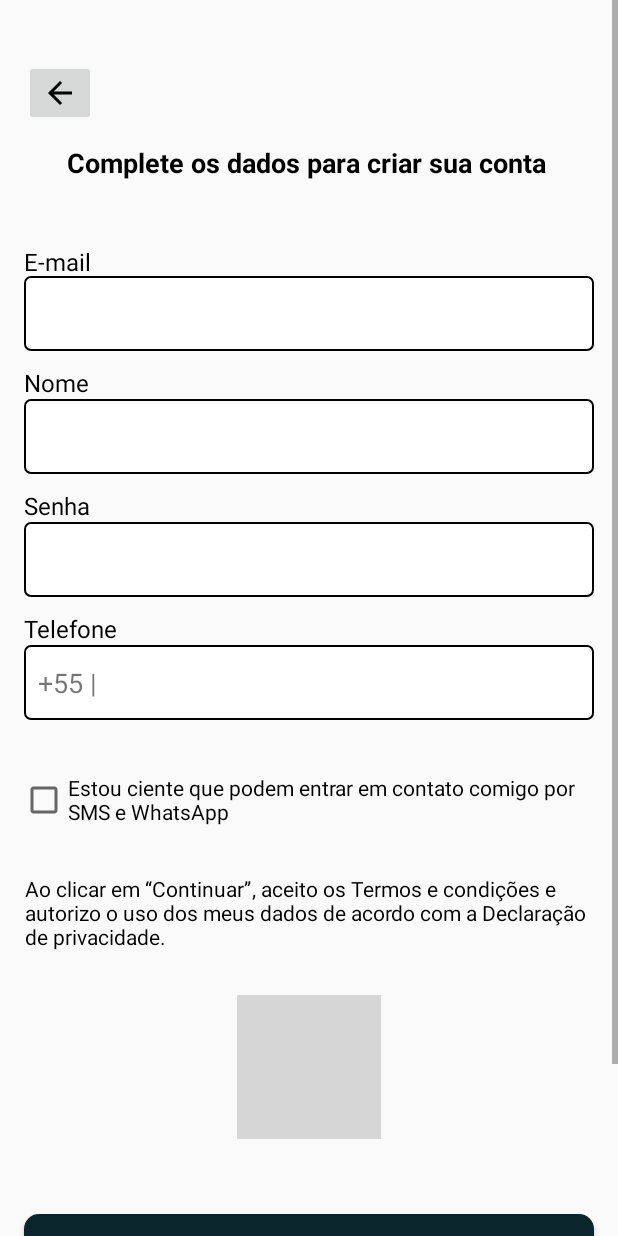
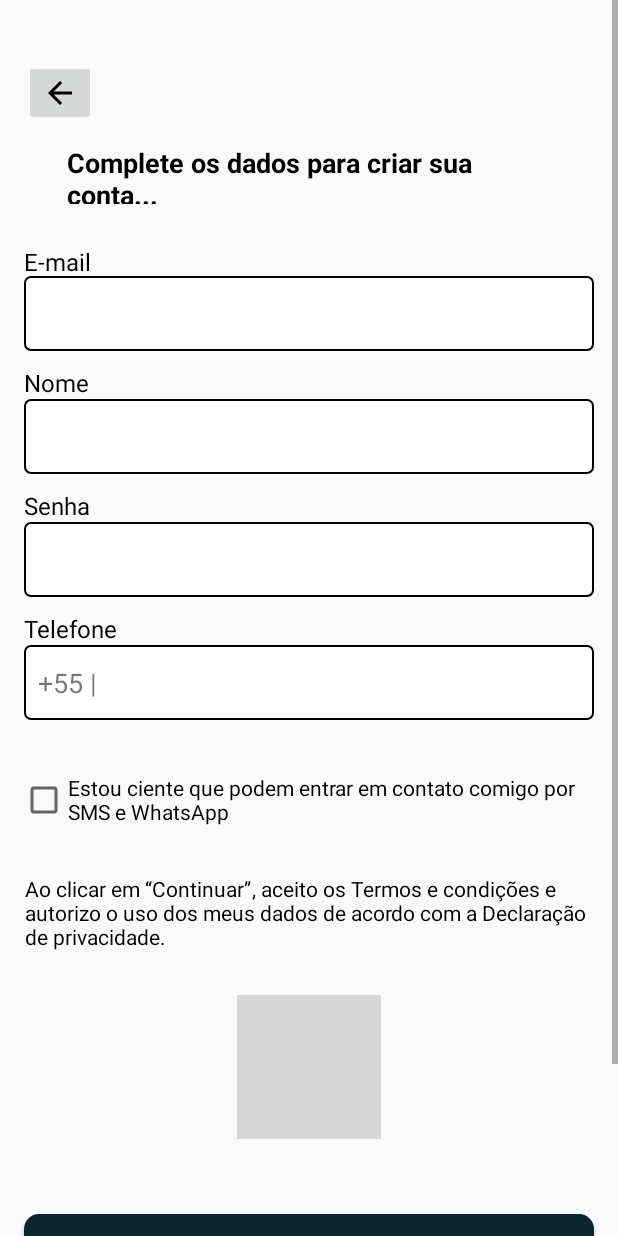
Before and after one commit to ConstrooConecta/cc-mobile-2o, an Android app: the TelaCadastro1 screen opened directly, with no data from a screen before it, on a phone screen of 412 x 824 dp. Run offline under Robolectric (Android 15) with nearby library versions, the phone set to English and light mode, and no system bars; 1 statement that could not run was skipped; grey boxes are pictures that could not be loaded.

Commit message:
Commit teste

```diff
--- a/app/src/main/res/layout/activity_tela_cadastro1.xml
+++ b/app/src/main/res/layout/activity_tela_cadastro1.xml
@@ -14,7 +14,7 @@
             android:layout_width="323dp"
             android:layout_height="40dp"
             android:layout_marginTop="96dp"
-            android:text="Complete os dados para criar sua conta"
+            android:text="Complete os dados para criar sua conta..."
             android:textColor="#000000"
             android:textSize="18sp"
             android:textStyle="bold"
```
